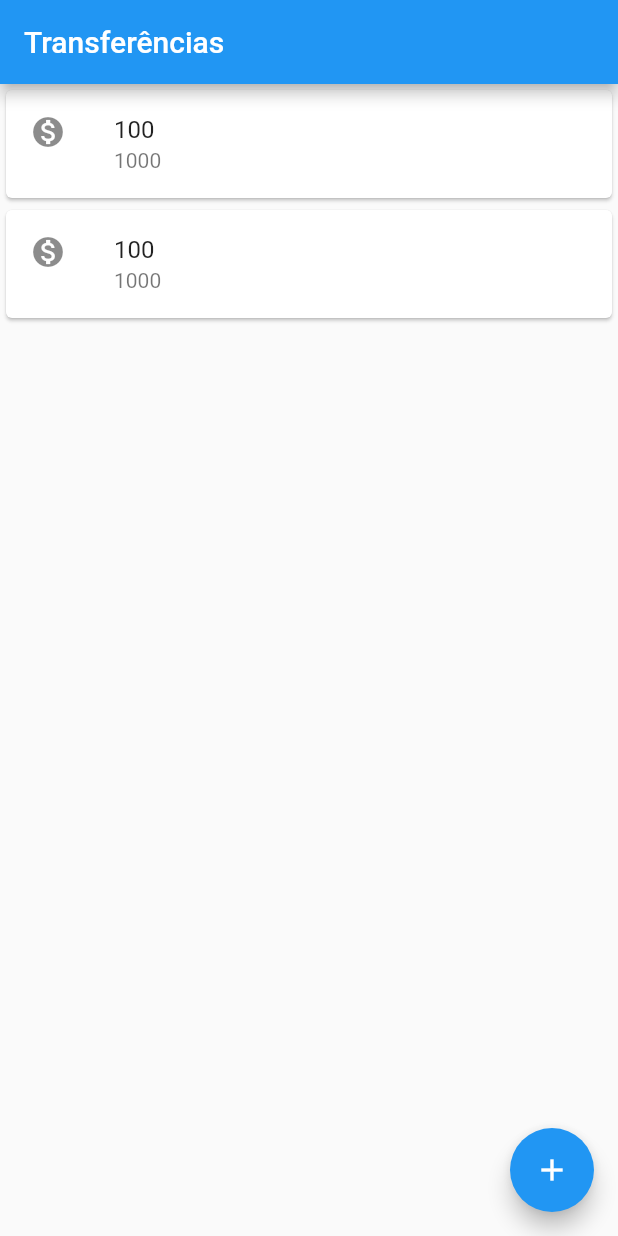
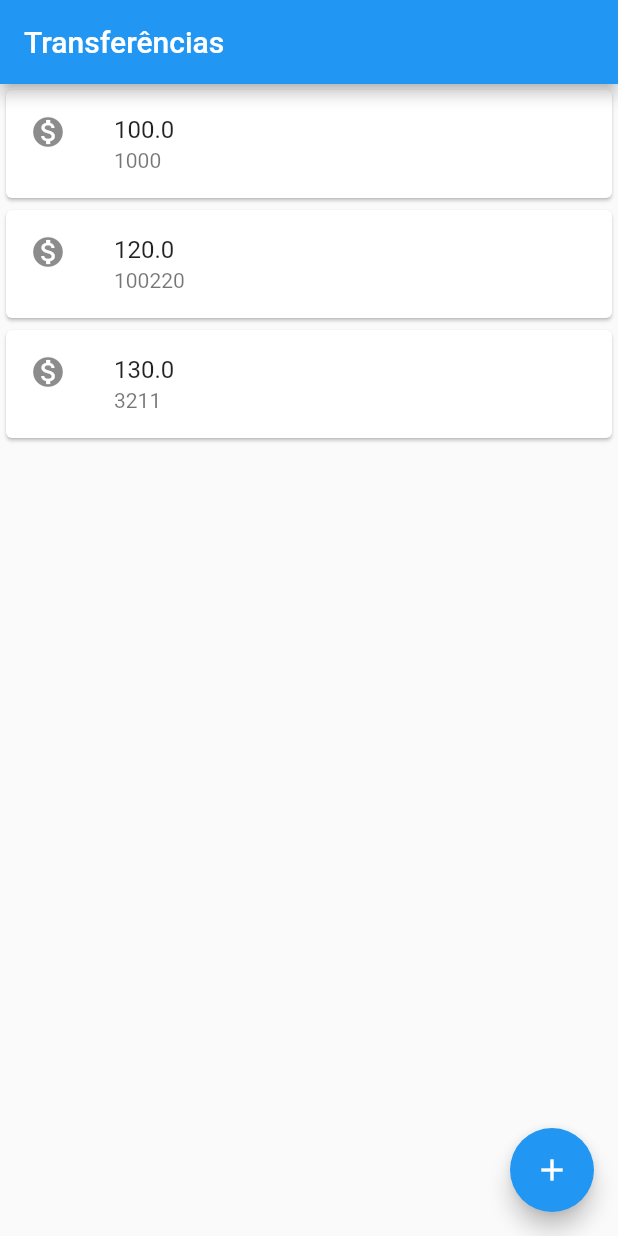
Before and after one commit to LyraEverton/bytebank, a Flutter app: the screen it shows after launch, on a phone screen of 412 x 824 dp. Run offline on Flutter 3.47's test engine with Material 2 defaults, Android fonts, the phone set to English and light mode, and no system bars.

Commit message:
refactoring and inheritance

```diff
--- a/lib/main.dart
+++ b/lib/main.dart
@@ -6,27 +6,49 @@ void main() {
       appBar: AppBar(
         title: Text('Transferências'),
       ),
-      body: Column(
-        children: <Widget>[
-          Card(
-            child: ListTile(
-              leading: Icon(Icons.monetization_on),
-              title: Text('100'),
-              subtitle: Text('1000'),
-              )
-          ),
-          Card(
-            child: ListTile(
-              leading: Icon(Icons.monetization_on),
-              title: Text('100'),
-              subtitle: Text('1000'),
-              )
-          ),
-        ],
-      ),
+      body: ListaTransferencia(),
       floatingActionButton: FloatingActionButton(
         child: Icon(Icons.add),
       ),
     ) ,
   ));
 }
+
+class ListaTransferencia extends StatelessWidget{
+  @override
+  Widget build(BuildContext context) {
+  return Column(
+        children: <Widget>[
+          ItemTransferencia(Transferencia(100.0, 1000)),
+          ItemTransferencia(Transferencia(120.0, 100220)),
+          ItemTransferencia(Transferencia(130.0, 3211)),
+        ],
+      );
+  }
+}
+
+class ItemTransferencia extends StatelessWidget{
+  final Transferencia _transferencia;
+
+  ItemTransferencia(this._transferencia);
+
+
+  @override
+  Widget build(BuildContext context) {
+    // TODO: implement build
+    return Card(
+      child: ListTile(
+        leading: Icon(Icons.monetization_on),
+        title: Text(_transferencia.valor.toString()),
+        subtitle: Text(_transferencia.numeroConta.toString()),
+      ),
+    );
+  }
+}
+
+class Transferencia {
+  final double valor;
+  final int numeroConta;
+
+  Transferencia(this.valor, this.numeroConta);
+  }
```
